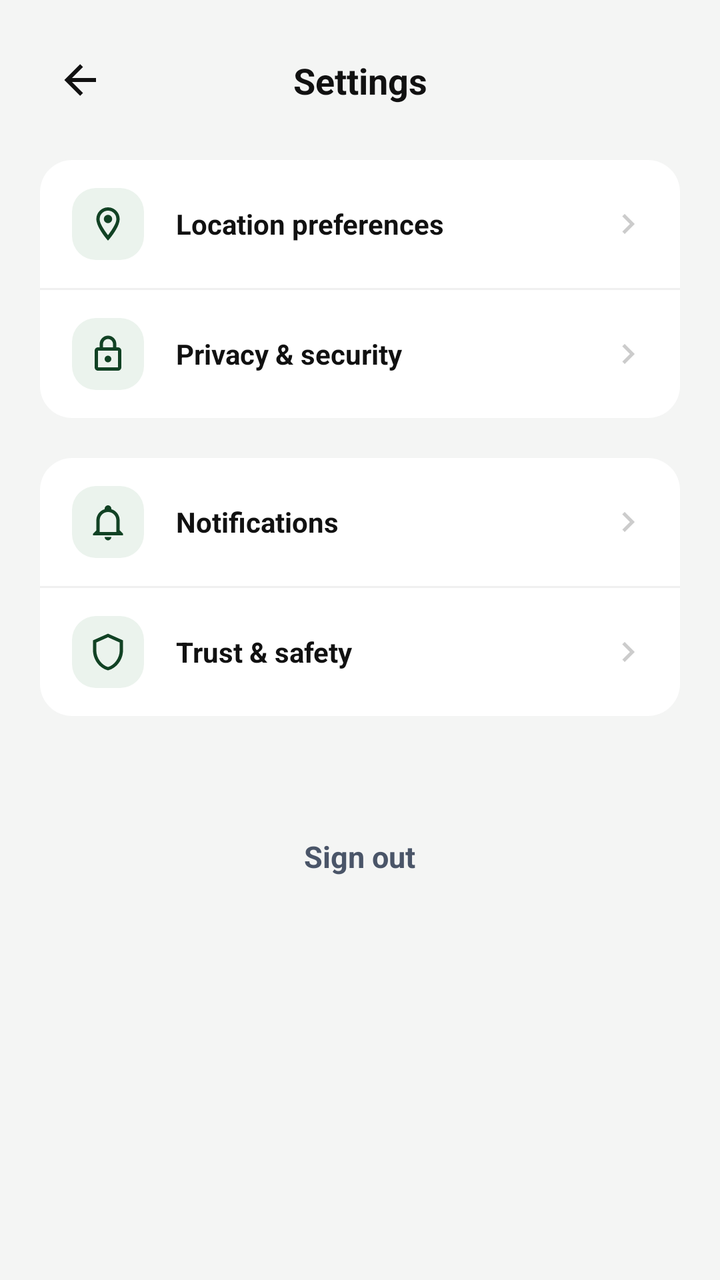
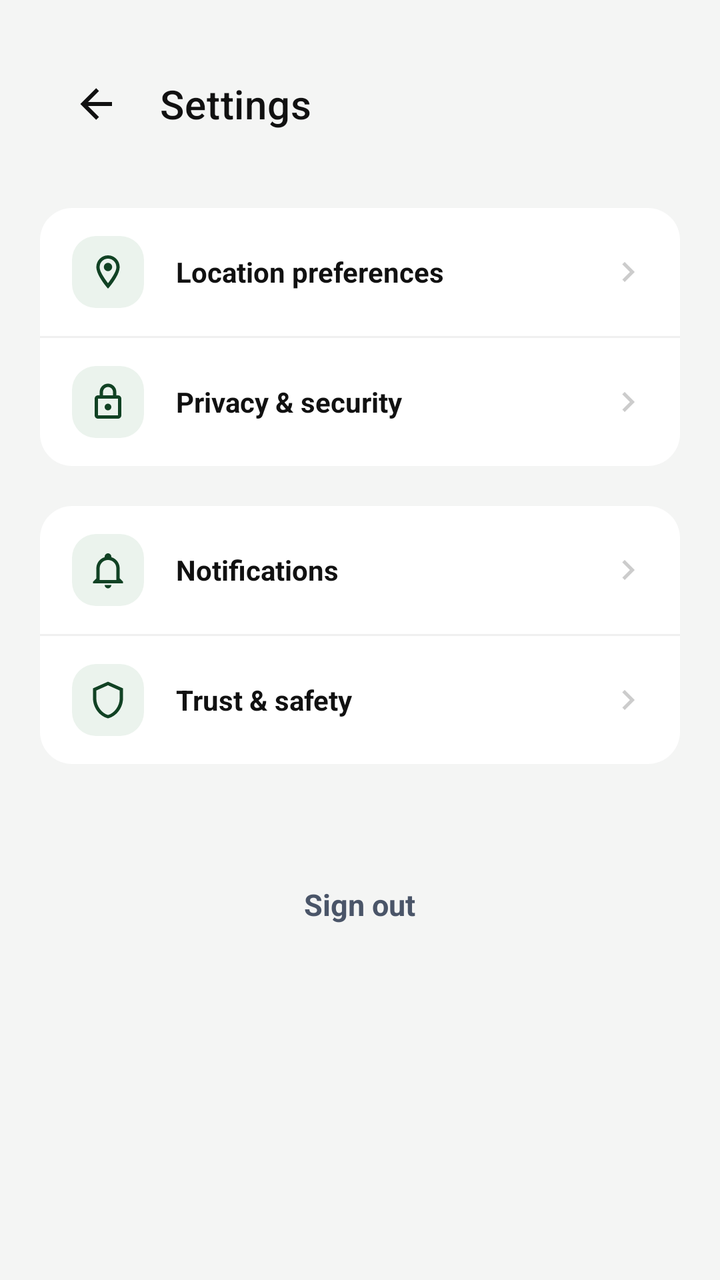

Compare the two renders of this Android layout. The source of the first and the diff that turns it into the second are given below.
<!-- AndroidManifest.xml: application theme Theme.GeoConnect -->
<!-- res/layout/activity_settings.xml -->
<?xml version="1.0" encoding="utf-8"?>
<androidx.constraintlayout.widget.ConstraintLayout xmlns:android="http://schemas.android.com/apk/res/android"
    xmlns:app="http://schemas.android.com/apk/res-auto"
    android:layout_width="match_parent"
    android:layout_height="match_parent"
    android:background="#F4F5F4"
    android:padding="20dp">

    <ImageButton
        android:id="@+id/btnBack"
        android:layout_width="40dp"
        android:layout_height="40dp"
        android:background="?attr/selectableItemBackgroundBorderless"
        android:contentDescription="Back"
        android:src="@drawable/ic_arrow_back"
        app:layout_constraintStart_toStartOf="parent"
        app:layout_constraintTop_toTopOf="parent"
        app:tint="#111111" />

    <TextView
        android:id="@+id/txtHeaderTitle"
        android:layout_width="wrap_content"
        android:layout_height="wrap_content"
        android:text="Settings"
        android:textColor="#111111"
        android:textSize="18sp"
        android:textStyle="bold"
        app:layout_constraintBottom_toBottomOf="@id/btnBack"
        app:layout_constraintEnd_toEndOf="parent"
        app:layout_constraintStart_toStartOf="parent"
        app:layout_constraintTop_toTopOf="@id/btnBack" />

    <ScrollView
        android:layout_width="match_parent"
        android:layout_height="0dp"
        android:layout_marginTop="20dp"
        android:fillViewport="true"
        app:layout_constraintBottom_toBottomOf="parent"
        app:layout_constraintTop_toBottomOf="@id/btnBack">

        <LinearLayout
            android:layout_width="match_parent"
            android:layout_height="wrap_content"
            android:orientation="vertical">

            <LinearLayout
                android:layout_width="match_parent"
                android:layout_height="wrap_content"
                android:orientation="vertical">


                <LinearLayout
                    android:id="@+id/rowLocationPreferences"
                    android:layout_width="match_parent"
                    android:layout_height="64dp"
                    android:background="@drawable/bg_settings_group_top"
                    android:clickable="true"
                    android:focusable="true"
                    android:gravity="center_vertical"
                    android:orientation="horizontal"
                    android:paddingHorizontal="16dp">

                    <ImageView
                        android:layout_width="36dp"
                        android:layout_height="36dp"
                        android:background="@drawable/bg_icon_container"
                        android:contentDescription="Location Icon"
                        android:padding="8dp"
                        android:src="@drawable/ic_location"
                        app:tint="#114224" />

                    <TextView
                        android:layout_width="0dp"
                        android:layout_height="wrap_content"
                        android:layout_marginStart="16dp"
                        android:layout_weight="1"
                        android:text="Location preferences"
                        android:textColor="#111111"
                        android:textSize="14sp"
                        android:textStyle="bold" />

                    <ImageView
                        android:layout_width="20dp"
                        android:layout_height="20dp"
                        android:contentDescription="Chevron"
                        android:src="@drawable/ic_chevron_right"
                        app:tint="#CCCCCC" />
                </LinearLayout>

                
                <View
                    android:layout_width="match_parent"
                    android:layout_height="1dp"
                    android:background="#F0F0F0" />

                <LinearLayout
                    android:id="@+id/rowPrivacySecurity"
                    android:layout_width="match_parent"
                    android:layout_height="64dp"
                    android:background="@drawable/bg_settings_group_bottom"
                    android:clickable="true"
                    android:focusable="true"
                    android:gravity="center_vertical"
                    android:orientation="horizontal"
                    android:paddingHorizontal="16dp">

                    <ImageView
                        android:layout_width="36dp"
                        android:layout_height="36dp"
                        android:background="@drawable/bg_icon_container"
                        android:contentDescription="Privacy Icon"
                        android:padding="8dp"
                        android:src="@drawable/ic_lock"
                        app:tint="#114224" />

                    <TextView
                        android:layout_width="0dp"
                        android:layout_height="wrap_content"
                        android:layout_marginStart="16dp"
                        android:layout_weight="1"
                        android:text="Privacy &amp; security"
                        android:textColor="#111111"
                        android:textSize="14sp"
                        android:textStyle="bold" />

                    <ImageView
                        android:layout_width="20dp"
                        android:layout_height="20dp"
                        android:contentDescription="Chevron"
                        android:src="@drawable/ic_chevron_right"
                        app:tint="#CCCCCC" />
                </LinearLayout>
            </LinearLayout>

            <LinearLayout
                android:layout_width="match_parent"
                android:layout_height="wrap_content"
                android:layout_marginTop="20dp"
                android:orientation="vertical">

                <LinearLayout
                    android:id="@+id/rowNotifications"
                    android:layout_width="match_parent"
                    android:layout_height="64dp"
                    android:background="@drawable/bg_settings_group_top"
                    android:clickable="true"
                    android:focusable="true"
                    android:gravity="center_vertical"
                    android:orientation="horizontal"
                    android:paddingHorizontal="16dp">

                    <ImageView
                        android:layout_width="36dp"
                        android:layout_height="36dp"
                        android:background="@drawable/bg_icon_container"
                        android:contentDescription="Notification Icon"
                        android:padding="8dp"
                        android:src="@drawable/ic_notification"
                        app:tint="#114224" />

                    <TextView
                        android:layout_width="0dp"
                        android:layout_height="wrap_content"
                        android:layout_marginStart="16dp"
                        android:layout_weight="1"
                        android:text="Notifications"
                        android:textColor="#111111"
                        android:textSize="14sp"
                        android:textStyle="bold" />

                    <ImageView
                        android:layout_width="20dp"
                        android:layout_height="20dp"
                        android:contentDescription="Chevron"
                        android:src="@drawable/ic_chevron_right"
                        app:tint="#CCCCCC" />
                </LinearLayout>

                
                <View
                    android:layout_width="match_parent"
                    android:layout_height="1dp"
                    android:background="#F0F0F0" />

                <LinearLayout
                    android:id="@+id/rowTrustSafety"
                    android:layout_width="match_parent"
                    android:layout_height="64dp"
                    android:background="@drawable/bg_settings_group_bottom"
                    android:clickable="true"
                    android:focusable="true"
                    android:gravity="center_vertical"
                    android:orientation="horizontal"
                    android:paddingHorizontal="16dp">

                    <ImageView
                        android:layout_width="36dp"
                        android:layout_height="36dp"
                        android:background="@drawable/bg_icon_container"
                        android:contentDescription="Trust Icon"
                        android:padding="8dp"
                        android:src="@drawable/ic_shield"
                        app:tint="#114224" />

                    <TextView
                        android:layout_width="0dp"
                        android:layout_height="wrap_content"
                        android:layout_marginStart="16dp"
                        android:layout_weight="1"
                        android:text="Trust &amp; safety"
                        android:textColor="#111111"
                        android:textSize="14sp"
                        android:textStyle="bold" />

                    <ImageView
                        android:layout_width="20dp"
                        android:layout_height="20dp"
                        android:contentDescription="Chevron"
                        android:src="@drawable/ic_chevron_right"
                        app:tint="#CCCCCC" />
                </LinearLayout>
            </LinearLayout>

            <TextView
                android:id="@+id/btnSignOut"
                android:layout_width="wrap_content"
                android:layout_height="wrap_content"
                android:layout_gravity="center_horizontal"
                android:layout_marginTop="48dp"
                android:layout_marginBottom="24dp"
                android:clickable="true"
                android:focusable="true"
                android:padding="12dp"
                android:text="Sign out"
                android:textColor="#4A5568"
                android:textSize="15sp"
                android:textStyle="bold" />

        </LinearLayout>
    </ScrollView>

</androidx.constraintlayout.widget.ConstraintLayout>
<!-- resources referenced by this layout -->
<resources>
  <!-- drawable bg_icon_container (drawable) -->
  <?xml version="1.0" encoding="utf-8"?>
  <shape xmlns:android="http://schemas.android.com/apk/res/android"
      android:shape="rectangle">
      <solid android:color="#EBF3ED" />
      <corners android:radius="12dp" />
  </shape>
  <!-- drawable bg_settings_group_bottom (drawable) -->
  <?xml version="1.0" encoding="utf-8"?>
  <shape xmlns:android="http://schemas.android.com/apk/res/android"
      android:shape="rectangle">
      <solid android:color="#FFFFFF" />
      <corners
          android:topLeftRadius="0dp"
          android:topRightRadius="0dp"
          android:bottomLeftRadius="16dp"
          android:bottomRightRadius="16dp" />
  </shape>
  <!-- drawable bg_settings_group_top (drawable) -->
  <?xml version="1.0" encoding="utf-8"?>
  <shape xmlns:android="http://schemas.android.com/apk/res/android"
      android:shape="rectangle">
      <solid android:color="#FFFFFF" />
      <corners
          android:topLeftRadius="16dp"
          android:topRightRadius="16dp"
          android:bottomLeftRadius="0dp"
          android:bottomRightRadius="0dp" />
  </shape>
  <!-- drawable ic_arrow_back (drawable) -->
  <vector xmlns:android="http://schemas.android.com/apk/res/android" android:height="24dp" android:width="24dp" android:viewportWidth="24" android:viewportHeight="24">
      <path android:fillColor="#000000" android:pathData="M20,11V13H8L13.5,18.5L12.08,19.92L4.16,12L12.08,4.08L13.5,5.5L8,11H20Z"/>
  </vector>
  <!-- drawable ic_chevron_right (drawable) -->
  <vector xmlns:android="http://schemas.android.com/apk/res/android" android:height="24dp" android:width="24dp" android:viewportWidth="24" android:viewportHeight="24">
      <path android:fillColor="#000000" android:pathData="M8.59,16.58L13.17,12L8.59,7.41L10,6L16,12L10,18L8.59,16.58Z"/>
  </vector>
  <!-- drawable ic_location (drawable) -->
  <vector xmlns:android="http://schemas.android.com/apk/res/android" android:height="24dp" android:width="24dp" android:viewportWidth="24" android:viewportHeight="24">
      <path android:fillColor="#000000" android:pathData="M12,6.5A2.5,2.5 0 0,1 14.5,9A2.5,2.5 0 0,1 12,11.5A2.5,2.5 0 0,1 9.5,9A2.5,2.5 0 0,1 12,6.5M12,2A7,7 0 0,1 19,9C19,14.25 12,22 12,22C12,22 5,14.25 5,9A7,7 0 0,1 12,2M12,4A5,5 0 0,0 7,9C7,10 7,12 12,18.71C17,12 17,10 17,9A5,5 0 0,0 12,4Z"/>
  </vector>
  <!-- drawable ic_lock (drawable) -->
  <vector xmlns:android="http://schemas.android.com/apk/res/android" android:height="24dp" android:width="24dp" android:viewportWidth="24" android:viewportHeight="24">
      <path android:fillColor="#000000" android:pathData="M12,17C10.89,17 10,16.1 10,15C10,13.89 10.89,13 12,13A2,2 0 0,1 14,15A2,2 0 0,1 12,17M18,20V10H6V20H18M18,8A2,2 0 0,1 20,10V20A2,2 0 0,1 18,22H6C4.89,22 4,21.1 4,20V10C4,8.89 4.89,8 6,8H7V6A5,5 0 0,1 12,1A5,5 0 0,1 17,6V8H18M12,3A3,3 0 0,0 9,6V8H15V6A3,3 0 0,0 12,3Z"/>
  </vector>
  <!-- drawable ic_notification (drawable) -->
  <vector xmlns:android="http://schemas.android.com/apk/res/android" android:height="24dp" android:width="24dp" android:viewportWidth="24" android:viewportHeight="24">
      <path android:fillColor="#000000" android:pathData="M10 21H14C14 22.1 13.1 23 12 23S10 22.1 10 21M21 19V20H3V19L5 17V11C5 7.9 7 5.2 10 4.3V4C10 2.9 10.9 2 12 2S14 2.9 14 4V4.3C17 5.2 19 7.9 19 11V17L21 19M17 11C17 8.2 14.8 6 12 6S7 8.2 7 11V18H17V11Z"/>
  </vector>
  <!-- drawable ic_shield (drawable) -->
  <vector xmlns:android="http://schemas.android.com/apk/res/android"
      android:height="24dp"
      android:width="24dp"
      android:viewportWidth="24"
      android:viewportHeight="24">
      <path android:fillColor="#000000"
          android:pathData="M21,11C21,16.55 17.16,21.74 12,23C6.84,21.74 3,16.55 3,11V5L12,1L21,5V11M12,21C15.75,20 19,15.54 19,11.22V6.3L12,3.18L5,6.3V11.22C5,15.54 8.25,20 12,21Z"/>
  </vector>
  <style name="Theme.GeoConnect" parent="Base.Theme.GeoConnect" />
  <style name="Base.Theme.GeoConnect" parent="Theme.Material3.DayNight.NoActionBar">
          
          
      </style>
</resources>

<!-- the commit's change to res/layout/activity_settings.xml (unified diff, before → after) -->
@@ -6,29 +6,19 @@
     android:background="#F4F5F4"
     android:padding="20dp">
 
-    <ImageButton
-        android:id="@+id/btnBack"
-        android:layout_width="40dp"
-        android:layout_height="40dp"
-        android:background="?attr/selectableItemBackgroundBorderless"
-        android:contentDescription="Back"
-        android:src="@drawable/ic_arrow_back"
+    <com.google.android.material.appbar.MaterialToolbar
+        android:id="@+id/toolbar"
+        android:layout_width="0dp"
+        android:layout_height="?attr/actionBarSize"
+        android:background="@android:color/transparent"
+        app:title="Settings"
+        app:titleTextColor="#111111"
+        app:titleTextAppearance="@style/TextAppearance.MaterialComponents.Headline6"
+        app:navigationIcon="@drawable/ic_arrow_back"
+        app:navigationIconTint="#111111"
         app:layout_constraintStart_toStartOf="parent"
-        app:layout_constraintTop_toTopOf="parent"
-        app:tint="#111111" />
-
-    <TextView
-        android:id="@+id/txtHeaderTitle"
-        android:layout_width="wrap_content"
-        android:layout_height="wrap_content"
-        android:text="Settings"
-        android:textColor="#111111"
-        android:textSize="18sp"
-        android:textStyle="bold"
-        app:layout_constraintBottom_toBottomOf="@id/btnBack"
         app:layout_constraintEnd_toEndOf="parent"
-        app:layout_constraintStart_toStartOf="parent"
-        app:layout_constraintTop_toTopOf="@id/btnBack" />
+        app:layout_constraintTop_toTopOf="parent" />
 
     <ScrollView
         android:layout_width="match_parent"
@@ -36,7 +26,7 @@
         android:layout_marginTop="20dp"
         android:fillViewport="true"
         app:layout_constraintBottom_toBottomOf="parent"
-        app:layout_constraintTop_toBottomOf="@id/btnBack">
+        app:layout_constraintTop_toBottomOf="@id/toolbar">
 
         <LinearLayout
             android:layout_width="match_parent"
